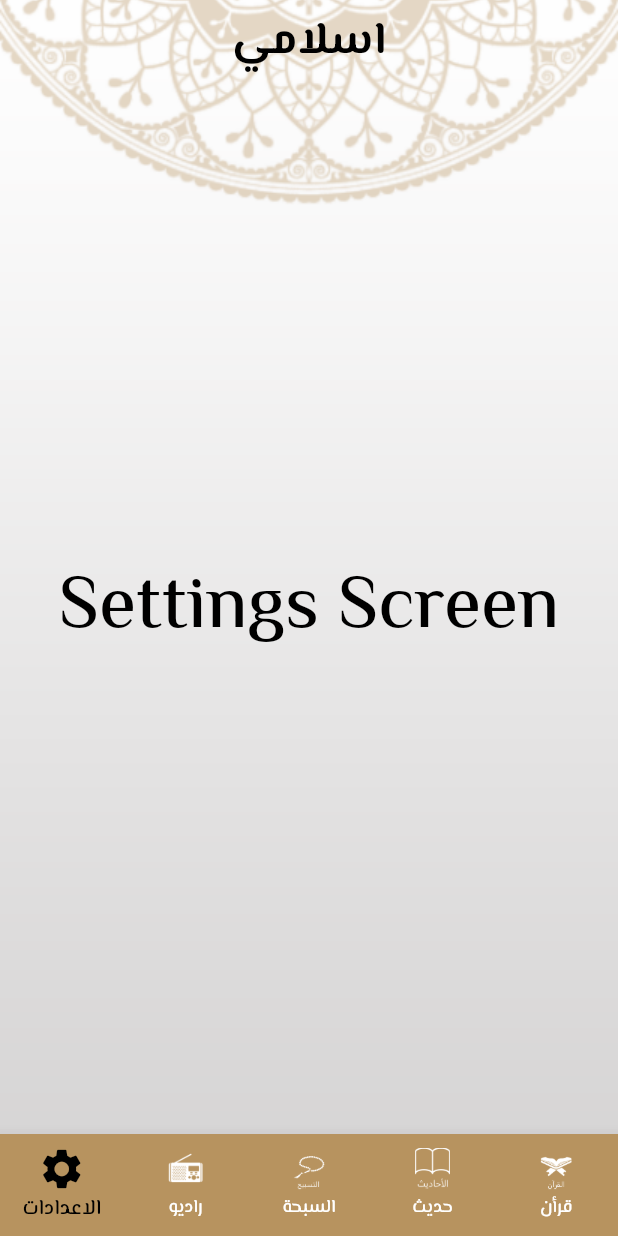
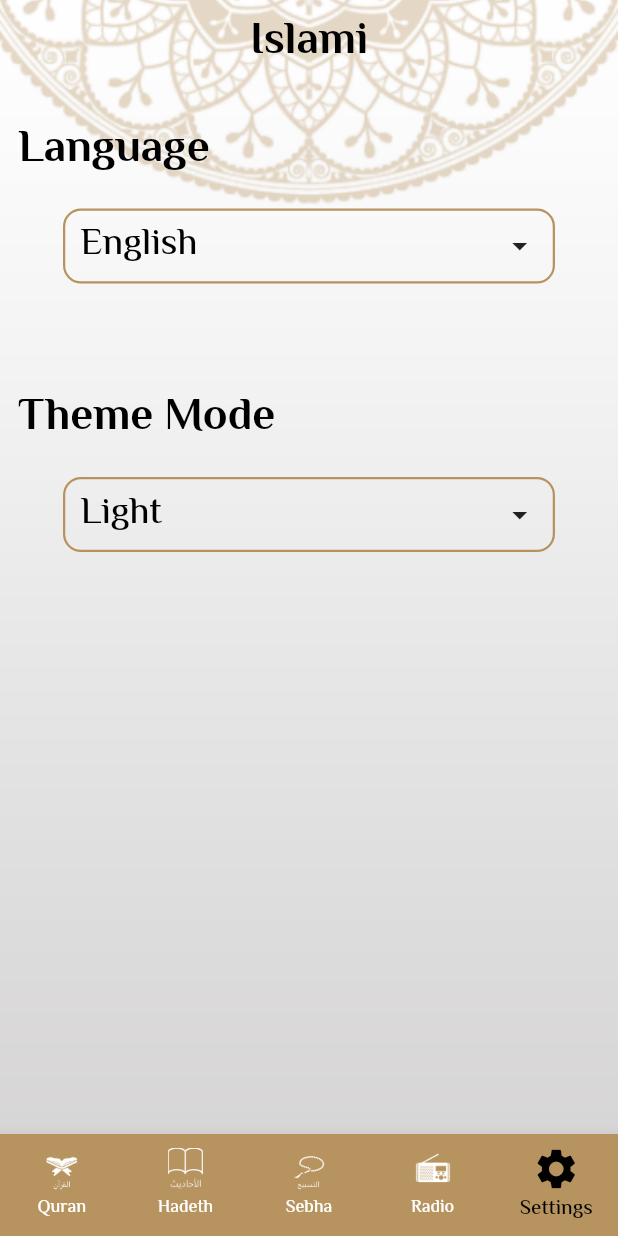
Before and after one commit to husseiiin258/islami_app, a Flutter app: the screen it shows after launch, item 5 of the bottom bar chosen, on a phone screen of 412 x 824 dp. Run offline on Flutter 3.47's test engine with Material 2 defaults, Android fonts, the phone set to English and light mode, and no system bars; our stand-ins replace google_fonts; generated files the repository leaves out were written again.

Commit message:
add Settings design

```diff
--- a/lib/main.dart
+++ b/lib/main.dart
@@ -21,7 +21,7 @@ class MyApplication extends StatelessWidget {
       darkTheme: ApplicationTheme.darkTheme,
       localizationsDelegates: AppLocalizations.localizationsDelegates,
       supportedLocales: AppLocalizations.supportedLocales,
-      locale: Locale("ar"),
+      locale: Locale("en"),
       initialRoute: SplashScreen.routeName,
       routes: {
         SplashScreen.routeName: (context) => const SplashScreen(),
--- a/lib/moduls/settings/settings_view.dart
+++ b/lib/moduls/settings/settings_view.dart
@@ -1,17 +1,47 @@
 import 'package:flutter/material.dart';
+import 'package:islami/moduls/settings/widget/Settings_item.dart';
+import 'package:islami/moduls/settings/widget/language_bottom_sheet.dart';
+import 'package:islami/moduls/settings/widget/theme_bottom_sheet.dart';
+
 class SettingsView extends StatelessWidget {
   const SettingsView({super.key});
 
   @override
   Widget build(BuildContext context) {
-    return const Center(
-      child: Text(
-        "Settings Screen",
-        style: TextStyle(
-          fontWeight: FontWeight.w500,
-          fontSize: 50,
-        ),
+    var mediaQuery = MediaQuery.of(context).size;
+    var theme = Theme.of(context);
+    return Padding(
+      padding: const EdgeInsets.symmetric(horizontal: 12, vertical: 20),
+      child: Column(
+        crossAxisAlignment: CrossAxisAlignment.start,
+        children: [
+          SettingsItems(
+              settingsOptionTitle: "Language",
+              selectedOption: "English",
+              onOptionTap: () {
+                showLanguageSheet(context);
+              }),
+          const SizedBox(
+            height: 50,
+          ),
+          SettingsItems(
+              settingsOptionTitle: "Theme Mode",
+              selectedOption: "Light",
+              onOptionTap: () {
+                showThemeSheet(context);
+              }),
+        ],
       ),
     );
   }
+
+  void showLanguageSheet(context) {
+    showModalBottomSheet(
+        context: context, builder: (context) => LanguageBottomSheet());
+  }
+
+  void showThemeSheet(context) {
+    showModalBottomSheet(
+        context: context, builder: (context) => ThemeBottomSheet());
+  }
 }
--- /dev/null
+++ b/lib/moduls/settings/widget/Settings_item.dart
@@ -0,0 +1,47 @@
+import 'package:flutter/material.dart';
+
+typedef settingsOptionClicked = void Function();
+
+class SettingsItems extends StatelessWidget {
+  final String settingsOptionTitle, selectedOption;
+  final settingsOptionClicked onOptionTap;
+
+  const SettingsItems(
+      {super.key,
+      required this.settingsOptionTitle,
+      required this.selectedOption,
+      required this.onOptionTap});
+
+  @override
+  Widget build(BuildContext context) {
+    var mediaQuery = MediaQuery.of(context).size;
+    var theme = Theme.of(context);
+    return Column(
+      crossAxisAlignment: CrossAxisAlignment.start,
+      children: [
+        Container(
+          child: Text(
+            settingsOptionTitle,
+            style: theme.textTheme.bodyLarge,
+          ),
+        ),
+        GestureDetector(
+          onTap: onOptionTap,
+          child: Container(
+            height: 50,
+            width: mediaQuery.width,
+            margin: EdgeInsets.symmetric(horizontal: 30, vertical: 16),
+            padding: EdgeInsets.symmetric(horizontal: 10),
+            decoration: BoxDecoration(
+                borderRadius: BorderRadius.circular(12),
+                border: Border.all(color: theme.primaryColor, width: 1.5)),
+            child: Row(
+              mainAxisAlignment: MainAxisAlignment.spaceBetween,
+              children: [Text(selectedOption), Icon(Icons.arrow_drop_down)],
+            ),
+          ),
+        ),
+      ],
+    );
+  }
+}
```
Also changed, not shown: lib/moduls/settings/widget/language_bottom_sheet.dart (added, +29 -0 lines), lib/moduls/settings/widget/selected_option.dart (added, +22 -0 lines), lib/moduls/settings/widget/selected_theme.dart (added, +22 -0 lines), lib/moduls/settings/widget/theme_bottom_sheet.dart (added, +29 -0 lines), lib/moduls/settings/widget/unselected_option.dart (added, +12 -0 lines), lib/moduls/settings/widget/unselected_theme.dart (added, +12 -0 lines).
